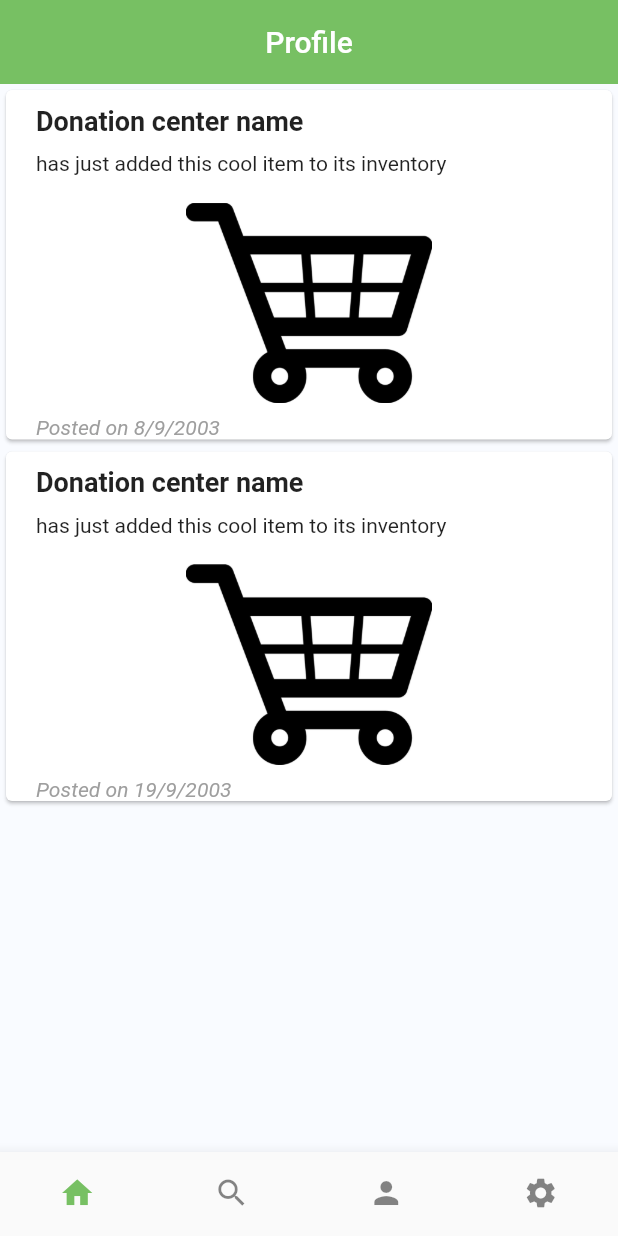
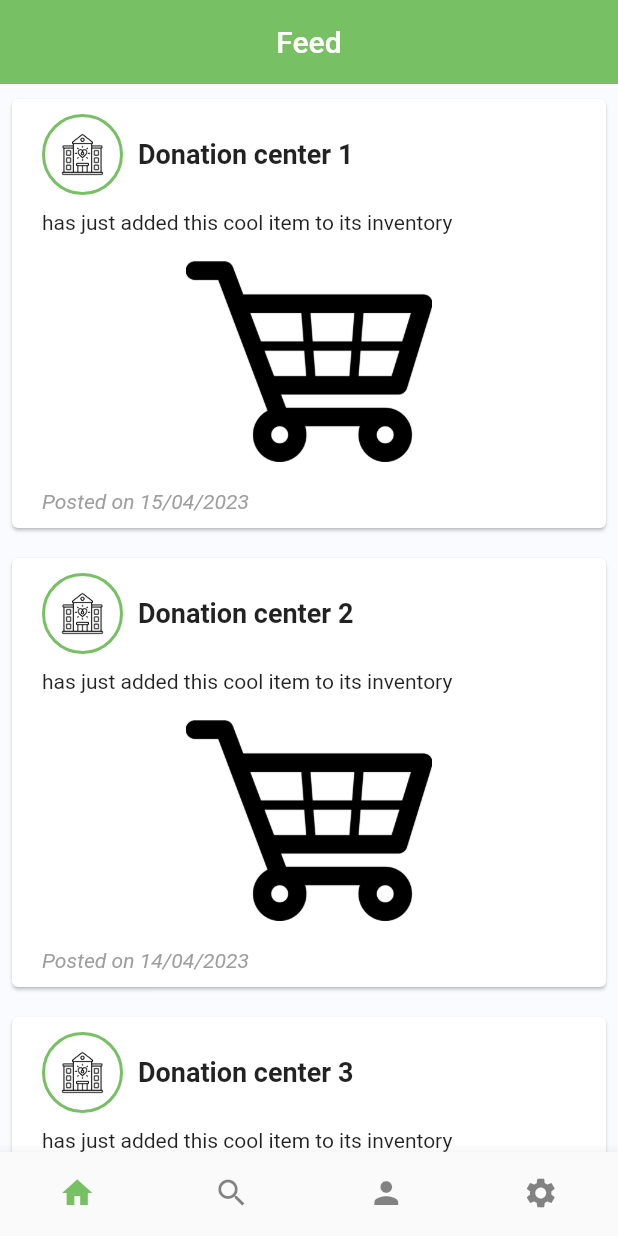
Before and after one commit to Hacktivists-AUB/Need2Give-frontend, a Flutter app: the screen it shows after launch, on a phone screen of 412 x 824 dp. Run offline on Flutter 3.47's test engine with Material 2 defaults, Android fonts, the phone set to English and light mode, and no system bars; our stand-ins replace carousel_slider, flutter_dotenv, flutter_map, flutter_signin_button, font_awesome_flutter, geolocator and 4 more.

Commit message:
Finish feed page for user

```diff
--- a/need2give/lib/screens/user/feed.dart
+++ b/need2give/lib/screens/user/feed.dart
@@ -9,51 +9,103 @@ class Feed extends StatelessWidget {
   Widget build(BuildContext context) {
     final List<Map<String, dynamic>> posts = [
       {
-      "id": 1,
-      "name": "All",
+        "name": "Donation center 1",
+        "body": "has just added this cool item to its inventory",
+        "imageUrl": "assets/cart.png",
+        "pfpUrl": "assets/donation_center.png",
+        "date": "15/04/2023"
       },
       {
-      "id": 2,
-      "name": "Food",
+        "name": "Donation center 2",
+        "body": "has just added this cool item to its inventory",
+        "imageUrl": "assets/cart.png",
+        "pfpUrl": "assets/donation_center.png",
+        "date": "14/04/2023"
       },
       {
-      "id": 3,
-      "name": "Medicine",
+        "name": "Donation center 3",
+        "body": "has just added this cool item to its inventory",
+        "imageUrl": "assets/cart.png",
+        "pfpUrl": "assets/donation_center.png",
+        "date": "13/04/2023"
       },
       {
-      "id": 4,
-      "name": "Clothing",
+        "name": "Donation center 4",
+        "body": "has just added this cool item to its inventory",
+        "imageUrl": "assets/cart.png",
+        "pfpUrl": "assets/donation_center.png",
+        "date": "12/04/2023"
       },
       {
-      "id": 5,
-      "name": "Electronics",
+        "name": "Donation center 5",
+        "body": "has just added this cool item to its inventory",
+        "imageUrl": "assets/cart.png",
+        "pfpUrl": "assets/donation_center.png",
+        "date": "11/04/2023"
       },
       {
-      "id": 6,
-      "name": "Other",
+        "name": "Donation center 6",
+        "body": "has just added this cool item to its inventory",
+        "imageUrl": "assets/cart.png",
+        "pfpUrl": "assets/donation_center.png",
+        "date": "10/04/2023"
+      },
+      {
+        "name": "Donation center 7",
+        "body": "has just added this cool item to its inventory",
+        "imageUrl": "assets/cart.png",
+        "pfpUrl": "assets/donation_center.png",
+        "date": "09/04/2023"
+      },
+      {
+        "name": "Donation center 8",
+        "body": "has just added this cool item to its inventory",
+        "imageUrl": "assets/cart.png",
+        "pfpUrl": "assets/donation_center.png",
+        "date": "08/04/2023"
+      },
+      {
+        "name": "Donation center 9",
+        "body": "has just added this cool item to its inventory",
+        "imageUrl": "assets/cart.png",
+        "pfpUrl": "assets/donation_center.png",
+        "date": "07/04/2023"
+      },
+      {
+        "name": "Donation center 10",
+        "body": "has just added this cool item to its inventory",
+        "imageUrl": "assets/cart.png",
+        "pfpUrl": "assets/donation_center.png",
+        "date": "06/04/2023"
       }
     ];
+
     return SafeArea(
       child: Scaffold(
           backgroundColor: Global.backgroundColor,
           appBar: AppBar(
-            title: const Text("Profile"),
+            title: const Text("Feed"),
             centerTitle: true,
           ),
-          body: ListView(children: const [
-            PostComponent(
-              title: 'Donation center name',
-              body: 'has just added this cool item to its inventory',
-              imageUrl: 'assets/cart.png',
-              date: "8/9/2003",
+          body: ListView(
+            children: [
+              ListView.builder(
+                shrinkWrap: true,
+                physics: const NeverScrollableScrollPhysics(),
+                itemCount: posts.length,
+                itemBuilder: (BuildContext context, int index) {
+                  final post = posts[index];
+                  return PostComponent(
+                    name: post["name"],
+                    pfpUrl: post["pfpUrl"],
+                    body: post["body"],
+                    imageUrl: post["imageUrl"],
+                    date: post["date"],
+                  );
+                },
               ),
-            PostComponent(
-              title: 'Donation center name',
-              body: 'has just added this cool item to its inventory',
-              imageUrl: 'assets/cart.png',
-              date: "19/9/2003",
-            ),
-          ])),
+            ],
+          )),
     );
   }
 }
--- a/need2give/lib/widgets/post.dart
+++ b/need2give/lib/widgets/post.dart
@@ -1,14 +1,17 @@
 import 'package:flutter/material.dart';
+import 'package:need2give/constants/global.dart';
 
 class PostComponent extends StatelessWidget {
-  final String title;
+  final String name;
+  final String pfpUrl;
   final String body;
   final String imageUrl;
   final String date;
 
   const PostComponent({
     Key? key,
-    required this.title,
+    required this.name,
+    required this.pfpUrl,
     required this.body,
     required this.imageUrl,
     required this.date,
@@ -17,22 +20,44 @@ class PostComponent extends StatelessWidget {
   @override
   Widget build(BuildContext context) {
     return Card(
-      // margin: const EdgeInsets.symmetric(vertical: 10, horizontal: 20),
+      margin: const EdgeInsets.symmetric(vertical: 10, horizontal: 8),
       child: Column(
         crossAxisAlignment: CrossAxisAlignment.stretch,
-
         children: [
           const SizedBox(height: 10),
           Padding(
               padding: const EdgeInsets.symmetric(horizontal: 20),
+              child: Row(
+                children: [
+                  Container(
+                    decoration: BoxDecoration(
+                      shape: BoxShape.circle,
+                      border: Border.all(
+                        color: Global.green,
+                        width: 2,
+                      ),
+                    ),
+                    child: ClipOval(
+                      child: Image.asset(
+                        pfpUrl,
+                        width: 50,
+                        height: 50,
+                        fit: BoxFit.cover,
+                      ),
+                    ),
+                  ),
+                  Padding(
+                    padding: const EdgeInsets.symmetric(horizontal: 10),
                     child: Text(
-              title,
+                      name,
                       style: const TextStyle(
                         fontSize: 18,
                         fontWeight: FontWeight.bold,
                       ),
                     ),
-          ),
+                  )
+                ],
+              )),
           const SizedBox(height: 10),
           Padding(
             padding: const EdgeInsets.symmetric(horizontal: 20),
@@ -42,9 +67,13 @@ class PostComponent extends StatelessWidget {
           ),
           const SizedBox(height: 10),
           if (imageUrl.isNotEmpty)
-            Image.asset(imageUrl,scale: 5,height: 150,),
+            Image.asset(
+              imageUrl,
+              scale: 5,
+              height: 150,
+            ),
           Padding(
-            padding: const EdgeInsets.symmetric(horizontal: 20),
+            padding: const EdgeInsets.symmetric(horizontal: 20, vertical: 10),
             child: Text(
               'Posted on $date',
               style: const TextStyle(
```
Lines whose indentation alone changed are shown as unchanged.
